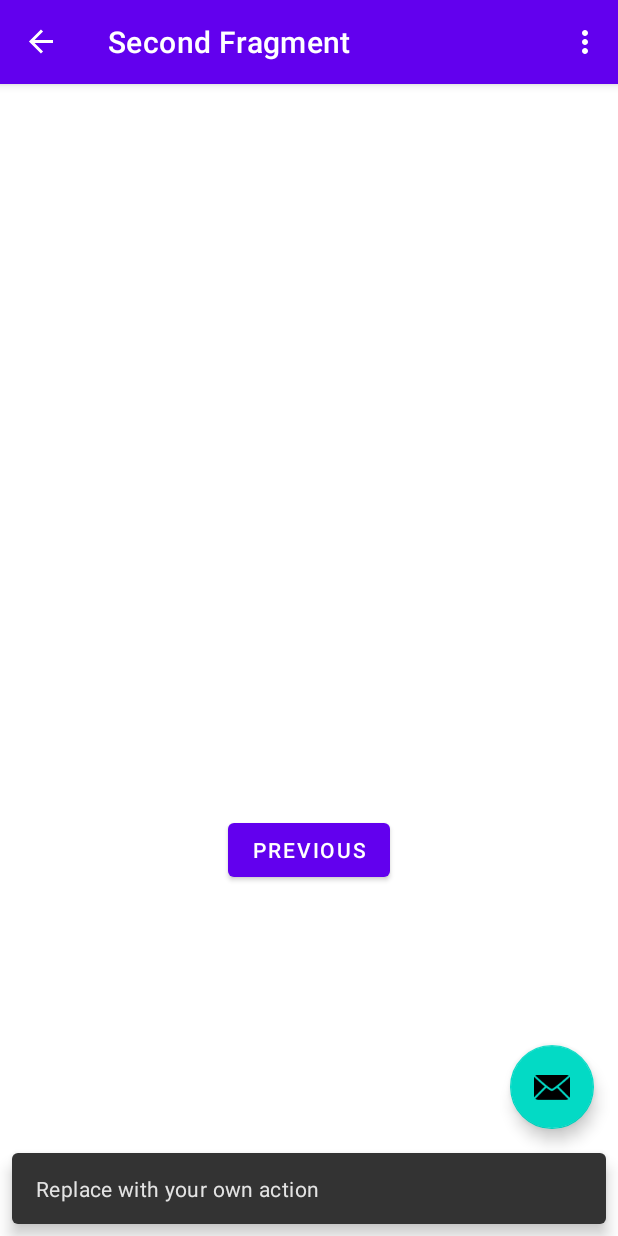
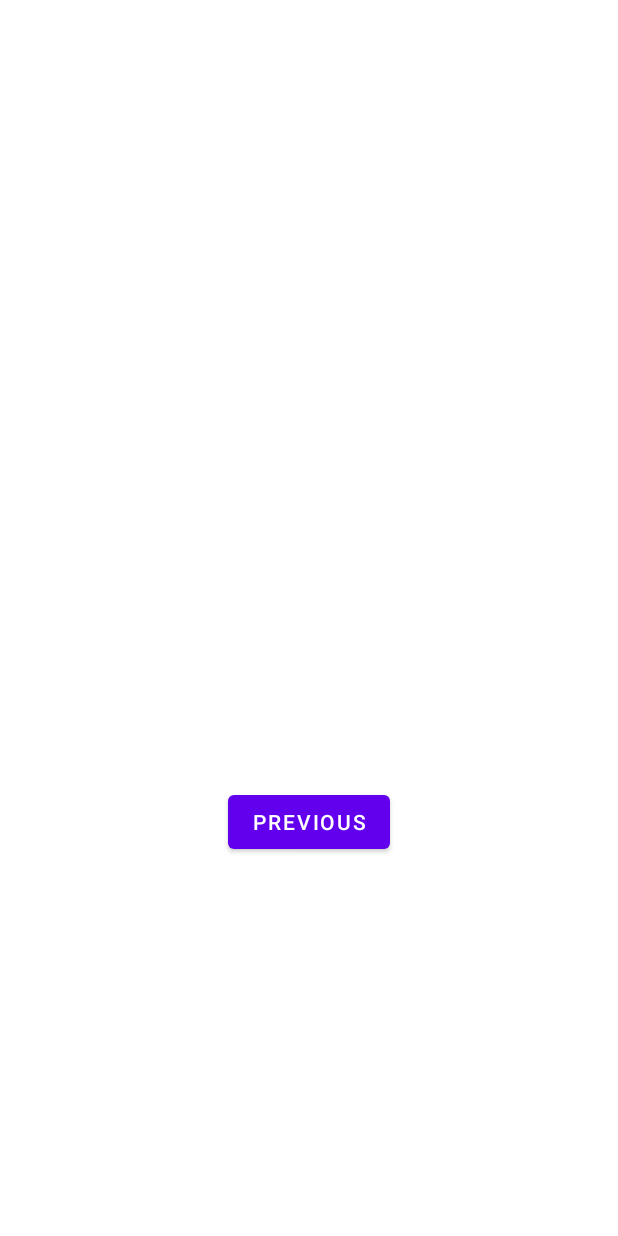
Before and after one commit to chensiyingcrystal/crystalInstacart, an Android app: the screen it shows after launch (MainActivity), after a tap on "NEXT", on a phone screen of 412 x 824 dp. Run offline under Robolectric (Android 15) with nearby library versions, the phone set to English and light mode, and no system bars; our stand-ins replace navigation-ui; 1 other tap on this screen came first.

Commit message:
Remove the unneccessary Toolbar changes

```diff
--- a/app/src/main/java/com/chensiyingcrystal/crystalinstacart/MainActivity.kt
+++ b/app/src/main/java/com/chensiyingcrystal/crystalinstacart/MainActivity.kt
@@ -21,33 +21,6 @@ class MainActivity : AppCompatActivity() {
 
     binding = ActivityMainBinding.inflate(layoutInflater)
     setContentView(binding.root)
-
-    setSupportActionBar(binding.toolbar)
-
-    val navController = findNavController(R.id.nav_host_fragment_content_main)
-    appBarConfiguration = AppBarConfiguration(navController.graph)
-    setupActionBarWithNavController(navController, appBarConfiguration)
-
-    binding.fab.setOnClickListener { view ->
-      Snackbar.make(view, "Replace with your own action", Snackbar.LENGTH_LONG)
-        .setAction("Action", null).show()
-    }
-  }
-
-  override fun onCreateOptionsMenu(menu: Menu): Boolean {
-    // Inflate the menu; this adds items to the action bar if it is present.
-    menuInflater.inflate(R.menu.menu_main, menu)
-    return true
-  }
-
-  override fun onOptionsItemSelected(item: MenuItem): Boolean {
-    // Handle action bar item clicks here. The action bar will
-    // automatically handle clicks on the Home/Up button, so long
-    // as you specify a parent activity in AndroidManifest.xml.
-    return when (item.itemId) {
-      R.id.action_settings -> true
-      else -> super.onOptionsItemSelected(item)
-    }
   }
 
   override fun onSupportNavigateUp(): Boolean {
--- a/app/src/main/res/layout/activity_main.xml
+++ b/app/src/main/res/layout/activity_main.xml
@@ -6,29 +6,6 @@
     android:layout_height="match_parent"
     tools:context=".MainActivity">
 
-  <com.google.android.material.appbar.AppBarLayout
-      android:layout_width="match_parent"
-      android:layout_height="wrap_content"
-      android:theme="@style/Theme.Crystalinstacart.AppBarOverlay">
-
-    <androidx.appcompat.widget.Toolbar
-        android:id="@+id/toolbar"
-        android:layout_width="match_parent"
-        android:layout_height="?attr/actionBarSize"
-        android:background="?attr/colorPrimary"
-        app:popupTheme="@style/Theme.Crystalinstacart.PopupOverlay" />
-
-  </com.google.android.material.appbar.AppBarLayout>
-
-  <com.google.android.material.floatingactionbutton.FloatingActionButton
-      android:id="@+id/fab"
-      android:layout_width="wrap_content"
-      android:layout_height="wrap_content"
-      android:layout_marginBottom="16dp"
-      android:layout_marginEnd="@dimen/fab_margin"
-      android:layout_gravity="bottom|end"
-      app:srcCompat="@android:drawable/ic_dialog_email" />
-
   <include layout="@layout/content_main" />
 
 </androidx.coordinatorlayout.widget.CoordinatorLayout>
```
